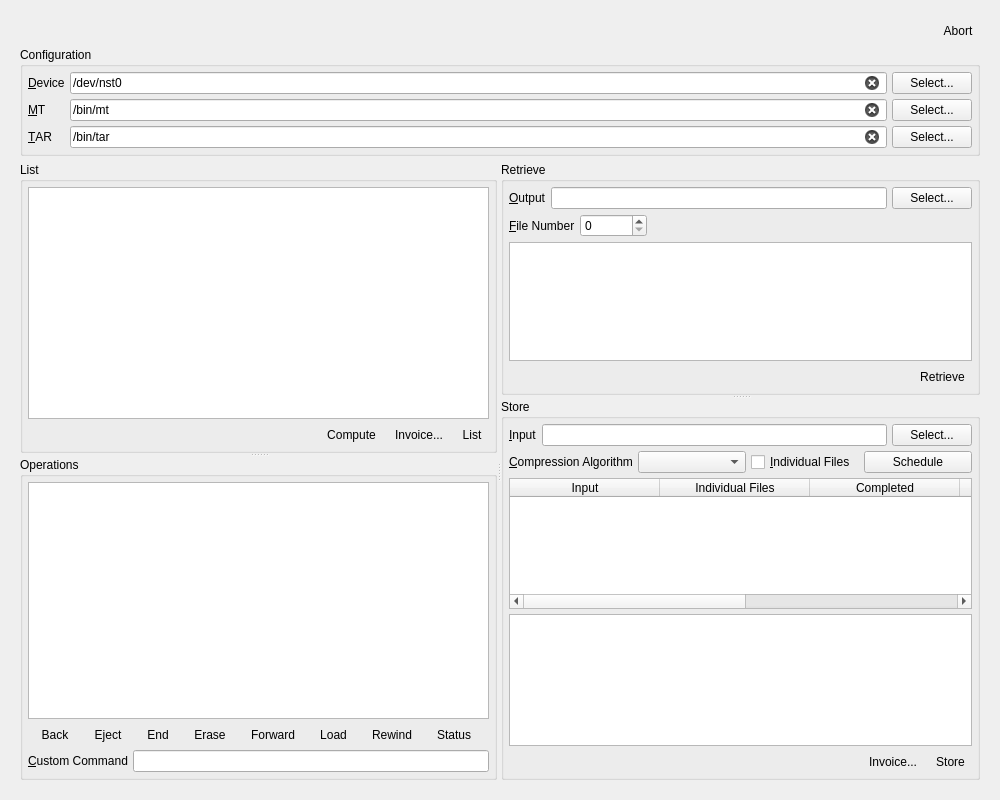
First picture: the form in UI/spinware_page.ui, repository textbrowser/spinware, before the edit.
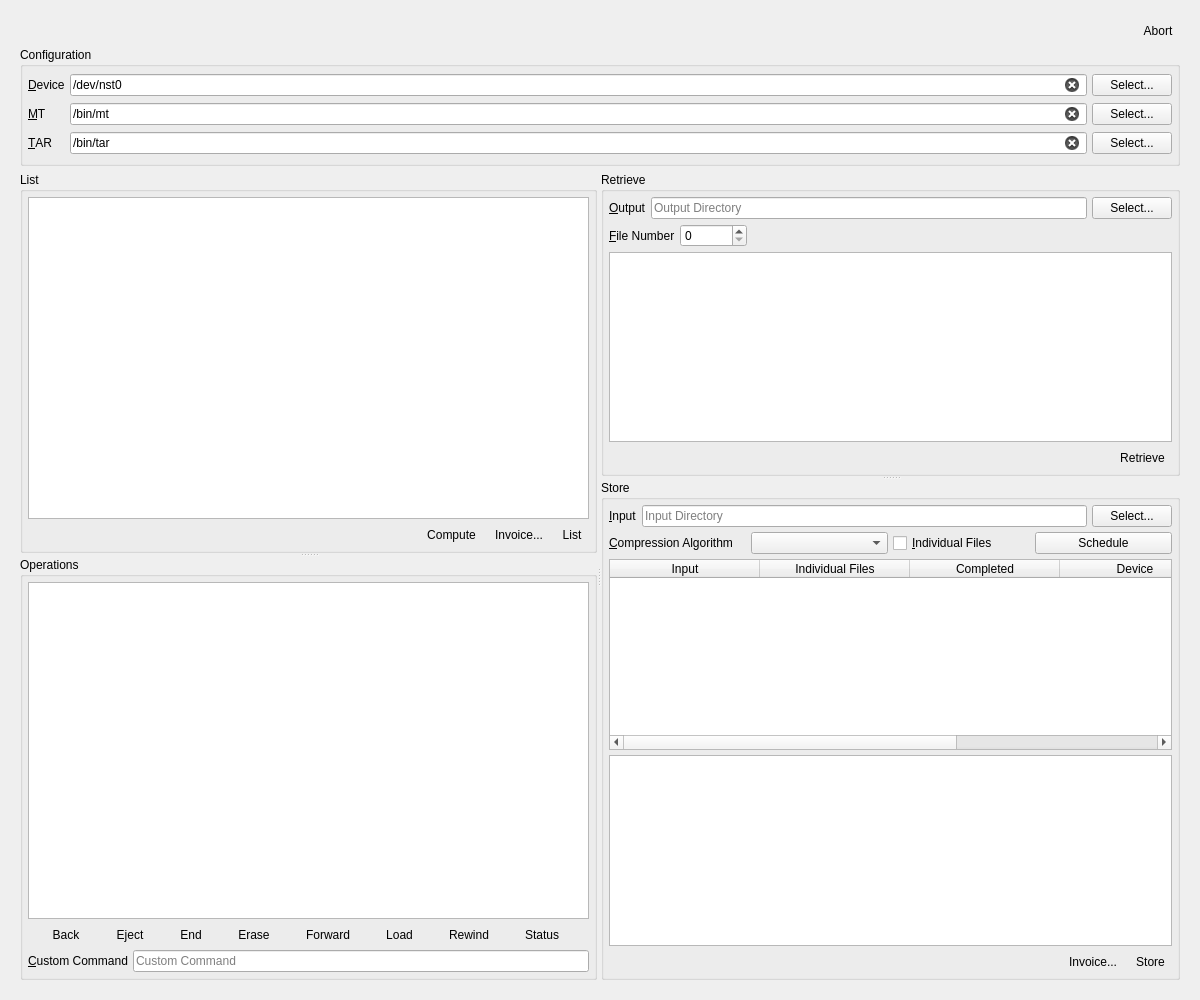
Second picture: the form after the edit. Icons and pictures are not drawn.

What changed in the file:
```diff
--- a/UI/spinware_page.ui
+++ b/UI/spinware_page.ui
@@ -6,8 +6,8 @@
    <rect>
     <x>0</x>
     <y>0</y>
-    <width>1000</width>
-    <height>800</height>
+    <width>1200</width>
+    <height>1000</height>
    </rect>
   </property>
   <property name="windowTitle">
@@ -26,9 +26,9 @@
       <property name="geometry">
        <rect>
         <x>0</x>
-        <y>-184</y>
-        <width>1069</width>
-        <height>951</height>
+        <y>0</y>
+        <width>1188</width>
+        <height>988</height>
        </rect>
       </property>
       <layout class="QVBoxLayout" name="verticalLayout_4">
@@ -64,8 +64,8 @@
            </property>
            <property name="iconSize">
             <size>
-             <width>48</width>
-             <height>48</height>
+             <width>64</width>
+             <height>64</height>
             </size>
            </property>
            <property name="toolButtonStyle">
@@ -114,6 +114,9 @@
             <property name="text">
              <string>/dev/nst0</string>
             </property>
+            <property name="placeholderText">
+             <string>Device Location</string>
+            </property>
             <property name="clearButtonEnabled">
              <bool>true</bool>
             </property>
@@ -141,6 +144,9 @@
             <property name="text">
              <string>/bin/mt</string>
             </property>
+            <property name="placeholderText">
+             <string>MT Executable Absolute File Path</string>
+            </property>
             <property name="clearButtonEnabled">
              <bool>true</bool>
             </property>
@@ -168,6 +174,9 @@
             <property name="text">
              <string>/bin/tar</string>
             </property>
+            <property name="placeholderText">
+             <string>TAR Executable Absolute File Path</string>
+            </property>
             <property name="clearButtonEnabled">
              <bool>true</bool>
             </property>
@@ -253,8 +262,8 @@
                 </property>
                 <property name="iconSize">
                  <size>
-                  <width>24</width>
-                  <height>24</height>
+                  <width>32</width>
+                  <height>32</height>
                  </size>
                 </property>
                 <property name="toolButtonStyle">
@@ -279,8 +288,8 @@
                 </property>
                 <property name="iconSize">
                  <size>
-                  <width>24</width>
-                  <height>24</height>
+                  <width>32</width>
+                  <height>32</height>
                  </size>
                 </property>
                 <property name="toolButtonStyle">
@@ -305,8 +314,8 @@
                 </property>
                 <property name="iconSize">
                  <size>
-                  <width>24</width>
-                  <height>24</height>
+                  <width>32</width>
+                  <height>32</height>
                  </size>
                 </property>
                 <property name="toolButtonStyle">
@@ -369,8 +378,8 @@
                 </property>
                 <property name="iconSize">
                  <size>
-                  <width>24</width>
-                  <height>24</height>
+                  <width>32</width>
+                  <height>32</height>
                  </size>
                 </property>
                 <property name="toolButtonStyle">
@@ -395,8 +404,8 @@
                 </property>
                 <property name="iconSize">
                  <size>
-                  <width>24</width>
-                  <height>24</height>
+                  <width>32</width>
+                  <height>32</height>
                  </size>
                 </property>
                 <property name="toolButtonStyle">
@@ -421,8 +430,8 @@
                 </property>
                 <property name="iconSize">
                  <size>
-                  <width>24</width>
-                  <height>24</height>
+                  <width>32</width>
+                  <height>32</height>
                  </size>
                 </property>
                 <property name="toolButtonStyle">
@@ -447,8 +456,8 @@
                 </property>
                 <property name="iconSize">
                  <size>
-                  <width>24</width>
-                  <height>24</height>
+                  <width>32</width>
+                  <height>32</height>
                  </size>
                 </property>
                 <property name="toolButtonStyle">
@@ -473,8 +482,8 @@
                 </property>
                 <property name="iconSize">
                  <size>
-                  <width>24</width>
-                  <height>24</height>
+                  <width>32</width>
+                  <height>32</height>
                  </size>
                 </property>
                 <property name="toolButtonStyle">
@@ -499,8 +508,8 @@
                 </property>
                 <property name="iconSize">
                  <size>
-                  <width>24</width>
-                  <height>24</height>
+                  <width>32</width>
+                  <height>32</height>
                  </size>
                 </property>
                 <property name="toolButtonStyle">
@@ -525,8 +534,8 @@
                 </property>
                 <property name="iconSize">
                  <size>
-                  <width>24</width>
-                  <height>24</height>
+                  <width>32</width>
+                  <height>32</height>
                  </size>
                 </property>
                 <property name="toolButtonStyle">
@@ -551,8 +560,8 @@
                 </property>
                 <property name="iconSize">
                  <size>
-                  <width>24</width>
-                  <height>24</height>
+                  <width>32</width>
+                  <height>32</height>
                  </size>
                 </property>
                 <property name="toolButtonStyle">
@@ -585,6 +594,9 @@
                 <property name="toolTip">
                  <string>Please press the Enter key to execute.</string>
                 </property>
+                <property name="placeholderText">
+                 <string>Custom Command</string>
+                </property>
                 <property name="clearButtonEnabled">
                  <bool>true</bool>
                 </property>
@@ -636,6 +648,9 @@
               </item>
               <item>
                <widget class="QLineEdit" name="output">
+                <property name="placeholderText">
+                 <string>Output Directory</string>
+                </property>
                 <property name="clearButtonEnabled">
                  <bool>true</bool>
                 </property>
@@ -728,8 +743,8 @@
                 </property>
                 <property name="iconSize">
                  <size>
-                  <width>24</width>
-                  <height>24</height>
+                  <width>32</width>
+                  <height>32</height>
                  </size>
                 </property>
                 <property name="toolButtonStyle">
@@ -781,6 +796,9 @@
               </item>
               <item>
                <widget class="QLineEdit" name="input">
+                <property name="placeholderText">
+                 <string>Input Directory</string>
+                </property>
                 <property name="clearButtonEnabled">
                  <bool>true</bool>
                 </property>
@@ -926,8 +944,8 @@
                 </property>
                 <property name="iconSize">
                  <size>
-                  <width>24</width>
-                  <height>24</height>
+                  <width>32</width>
+                  <height>32</height>
                  </size>
                 </property>
                 <property name="toolButtonStyle">
@@ -952,8 +970,8 @@
                 </property>
                 <property name="iconSize">
                  <size>
-                  <width>24</width>
-                  <height>24</height>
+                  <width>32</width>
+                  <height>32</height>
                  </size>
                 </property>
                 <property name="toolButtonStyle">
```
